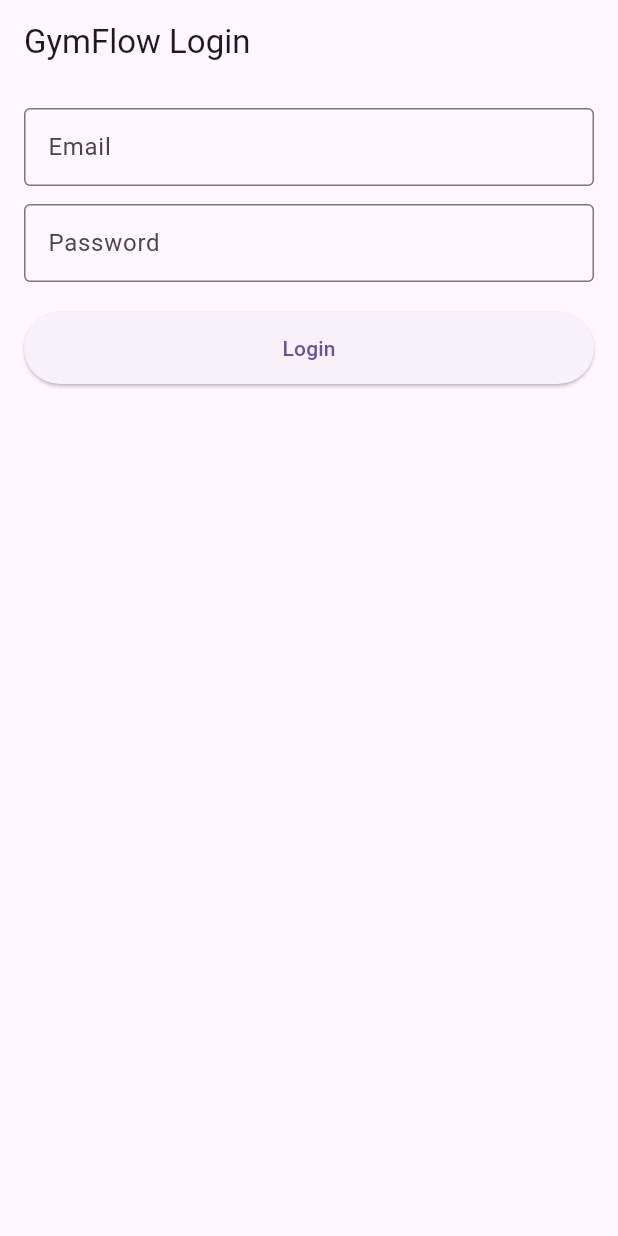
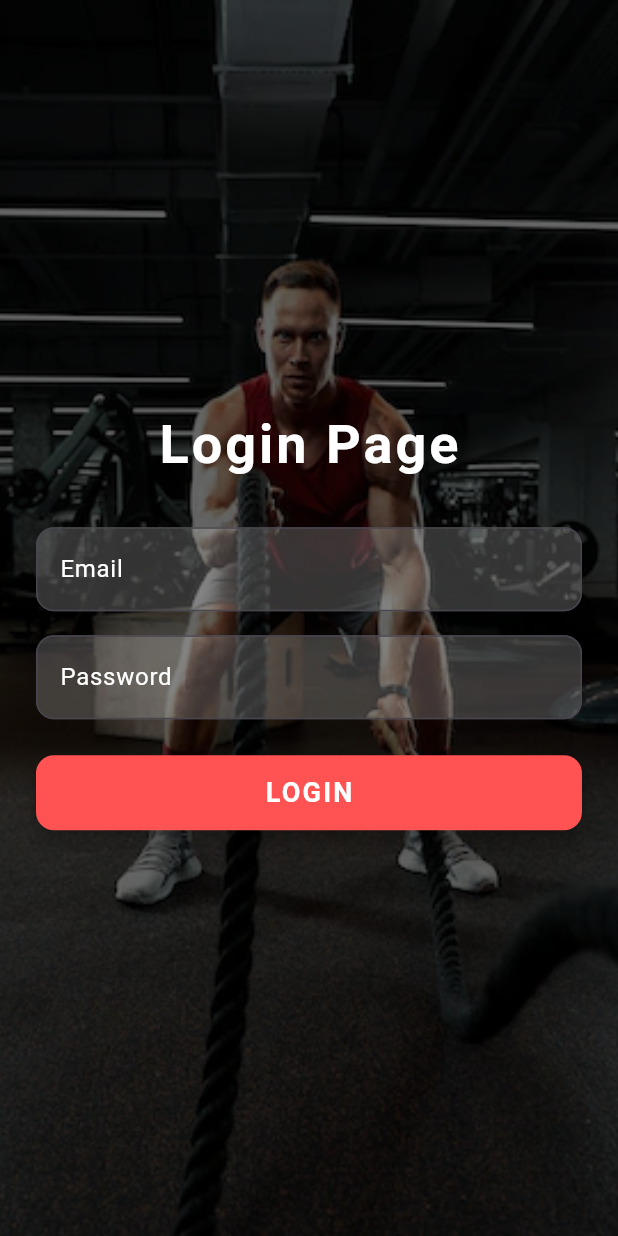
Before and after one commit to MUGHEESULHASSAN/gym_app, a Flutter app: the screen it shows after launch, on a phone screen of 412 x 824 dp. Run offline on Flutter 3.47's test engine with Material 3 defaults, Android fonts, the phone set to English and light mode, and no system bars; our stand-ins replace cloud_firestore, firebase_auth, firebase_core, firebase_storage, image_picker; accounts and stored records are empty.

Commit message:
splash page and login screen imporved

```diff
--- a/lib/features/auth/screens/login_screen.dart
+++ b/lib/features/auth/screens/login_screen.dart
@@ -1,9 +1,6 @@
-
 import 'package:flutter/material.dart';
 import 'package:firebase_auth/firebase_auth.dart';
 import '../../members/screens/dashboard_screen.dart';
-import '../../../core/widgets/custom_text_form_field.dart';
-import '../../../core/widgets/primary_button.dart';
 
 class LoginScreen extends StatefulWidget {
   const LoginScreen({super.key});
@@ -15,16 +12,43 @@ class LoginScreen extends StatefulWidget {
 class _LoginScreenState extends State<LoginScreen> {
   final _email = TextEditingController();
   final _password = TextEditingController();
+  final _formKey = GlobalKey<FormState>();
   bool _loading = false;
 
   Future<void> _login() async {
+    if (_formKey.currentState == null || !_formKey.currentState!.validate()) {
+      return;
+    }
+
     setState(() => _loading = true);
+
     try {
-      await FirebaseAuth.instance.signInWithEmailAndPassword(email: _email.text.trim(), password: _password.text);
+      await FirebaseAuth.instance.signInWithEmailAndPassword(
+        email: _email.text.trim(),
+        password: _password.text.trim(),
+      );
+
       if (!mounted) return;
-      Navigator.pushReplacement(context, MaterialPageRoute(builder: (_) => const DashboardScreen()));
+      Navigator.of(context).pushReplacement(
+        MaterialPageRoute(builder: (_) => const DashboardScreen()),
+      );
+    } on FirebaseAuthException catch (e) {
+      String message = 'Login failed';
+      if (e.code == 'user-not-found') {
+        message = 'No user found with this email';
+      } else if (e.code == 'wrong-password') {
+        message = 'Incorrect password';
+      }
+
+      if (!mounted) return;
+      ScaffoldMessenger.of(context).showSnackBar(
+        SnackBar(content: Text(message)),
+      );
     } catch (e) {
-      ScaffoldMessenger.of(context).showSnackBar(SnackBar(content: Text('Login failed: $e')));
+      if (!mounted) return;
+      ScaffoldMessenger.of(context).showSnackBar(
+        SnackBar(content: Text('Unexpected error: $e')),
+      );
     } finally {
       if (mounted) setState(() => _loading = false);
     }
@@ -33,18 +57,110 @@ class _LoginScreenState extends State<LoginScreen> {
   @override
   Widget build(BuildContext context) {
     return Scaffold(
-      appBar: AppBar(title: const Text('GymFlow Login')),
-      body: Padding(
-        padding: const EdgeInsets.all(16.0),
-        child: Column(
-          children: [
-            CustomTextFormField(label: 'Email', controller: _email, keyboardType: TextInputType.emailAddress),
-            const SizedBox(height: 12),
-            CustomTextFormField(label: 'Password', controller: _password, keyboardType: TextInputType.visiblePassword),
-            const SizedBox(height: 20),
-            PrimaryButton(label: 'Login', onPressed: _login, loading: _loading),
-          ],
-        ),
+      body: Stack(
+        fit: StackFit.expand,
+        children: [
+          // ✅ Gym background image
+          Image.asset(
+            "assets/images/cardio.webp",
+            fit: BoxFit.cover,
+          ),
+
+          // ✅ Dark overlay
+          Container(
+            color: Colors.black.withOpacity(0.6),
+          ),
+
+          // ✅ Login form content
+          Center(
+            child: SingleChildScrollView(
+              padding: const EdgeInsets.all(24.0),
+              child: Form(
+                key: _formKey,
+                child: Column(
+                  mainAxisSize: MainAxisSize.min,
+                  children: [
+                    const Text(
+                      "Login Page",
+                      style: TextStyle(
+                        color: Colors.white,
+                        fontSize: 36,
+                        fontWeight: FontWeight.bold,
+                        letterSpacing: 2,
+                      ),
+                    ),
+                    const SizedBox(height: 30),
+
+                    TextFormField(
+                      controller: _email,
+                      style: const TextStyle(color: Colors.white),
+                      keyboardType: TextInputType.emailAddress,
+                      decoration: InputDecoration(
+                        labelText: "Email",
+                        labelStyle: const TextStyle(color: Colors.white),
+                        filled: true,
+                        fillColor: Colors.white.withOpacity(0.2),
+                        border: OutlineInputBorder(
+                          borderRadius: BorderRadius.circular(12),
+                        ),
+                      ),
+                      validator: (value) =>
+                          value == null || value.isEmpty ? 'Enter your email' : null,
+                    ),
+                    const SizedBox(height: 16),
+
+                    TextFormField(
+                      controller: _password,
+                      style: const TextStyle(color: Colors.white),
+                      obscureText: true,
+                      decoration: InputDecoration(
+                        labelText: "Password",
+                        labelStyle: const TextStyle(color: Colors.white),
+                        filled: true,
+                        fillColor: Colors.white.withOpacity(0.2),
+                        border: OutlineInputBorder(
+                          borderRadius: BorderRadius.circular(12),
+                        ),
+                      ),
+                      validator: (value) =>
+                          value == null || value.isEmpty ? 'Enter your password' : null,
+                    ),
+                    const SizedBox(height: 24),
+
+                    // ✅ Custom Gym Button
+                    SizedBox(
+                      width: double.infinity,
+                      height: 50,
+                      child: ElevatedButton(
+                        style: ElevatedButton.styleFrom(
+                          backgroundColor: Colors.redAccent, // Gym red
+                          foregroundColor: Colors.white,
+                          shape: RoundedRectangleBorder(
+                            borderRadius: BorderRadius.circular(12),
+                          ),
+                          elevation: 5,
+                        ),
+                        onPressed: _loading ? null : _login,
+                        child: _loading
+                            ? const CircularProgressIndicator(
+                                color: Colors.white,
+                              )
+                            : const Text(
+                                "LOGIN",
+                                style: TextStyle(
+                                  fontSize: 18,
+                                  fontWeight: FontWeight.bold,
+                                  letterSpacing: 1.5,
+                                ),
+                              ),
+                      ),
+                    ),
+                  ],
+                ),
+              ),
+            ),
+          ),
+        ],
       ),
     );
   }
--- a/lib/main.dart
+++ b/lib/main.dart
@@ -3,6 +3,7 @@ import 'package:provider/provider.dart';
 import 'features/members/providers/members_provider.dart';
 import 'features/auth/screens/login_screen.dart';
 import 'features/members/screens/dashboard_screen.dart';
+import 'features/splash/splash_screen.dart'; // ✅ Import SplashScreen
 import 'services/firebase_service.dart';
 
 void main() async {
@@ -24,8 +25,9 @@ class GymFlowApp extends StatelessWidget {
         debugShowCheckedModeBanner: false,
         title: 'GymFlow',
         theme: ThemeData(primarySwatch: Colors.blue),
-        home: const LoginScreen(),
+        home: const SplashScreen(), // ✅ Start from splash screen
         routes: {
+          '/login': (_) => const LoginScreen(),
           '/dashboard': (_) => const DashboardScreen(),
         },
       ),
--- a/pubspec.yaml
+++ b/pubspec.yaml
@@ -46,8 +46,11 @@ dev_dependencies:
 # The following section is specific to Flutter packages.
 flutter:
 
+
   # Enables the Material Design UI library.
   uses-material-design: true
+  assets:
+    - assets/images/
 
   # To add assets to your application, add an assets section, like this:
   # assets:
```
Also changed, not shown: lib/core/widgets/custom_text_form_field.dart (+39 -9 lines), lib/features/splash/splash_screen.dart (added, +100 -0 lines), assets/images/cardio.webp (added), assets/images/logo.png (added).
